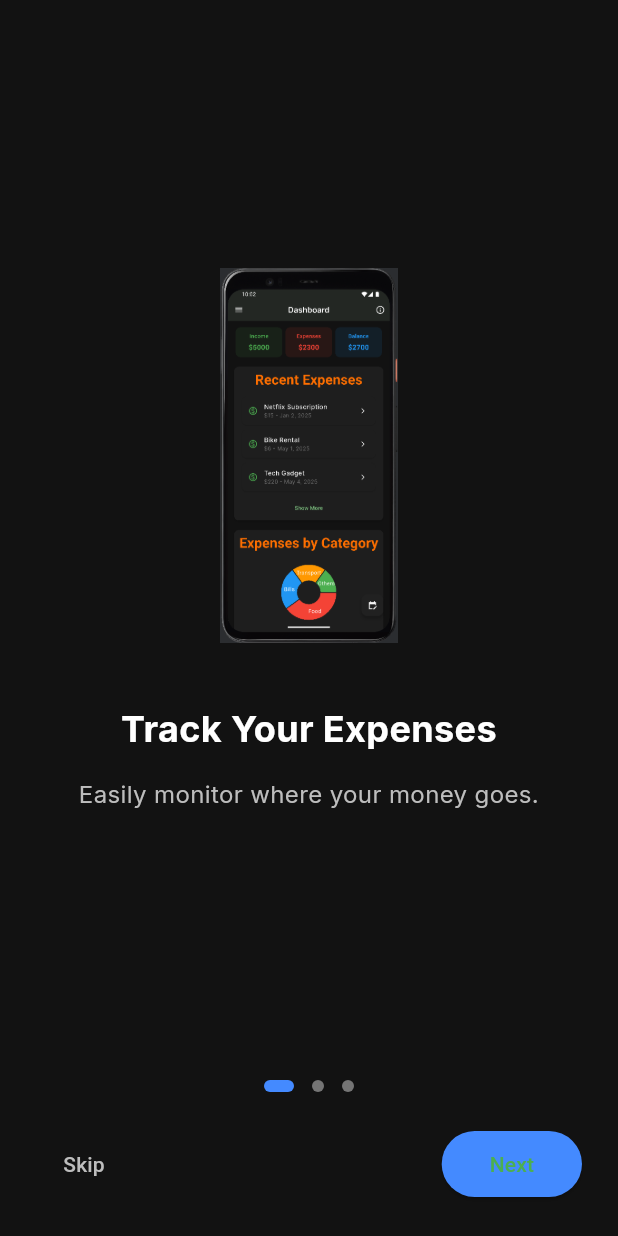
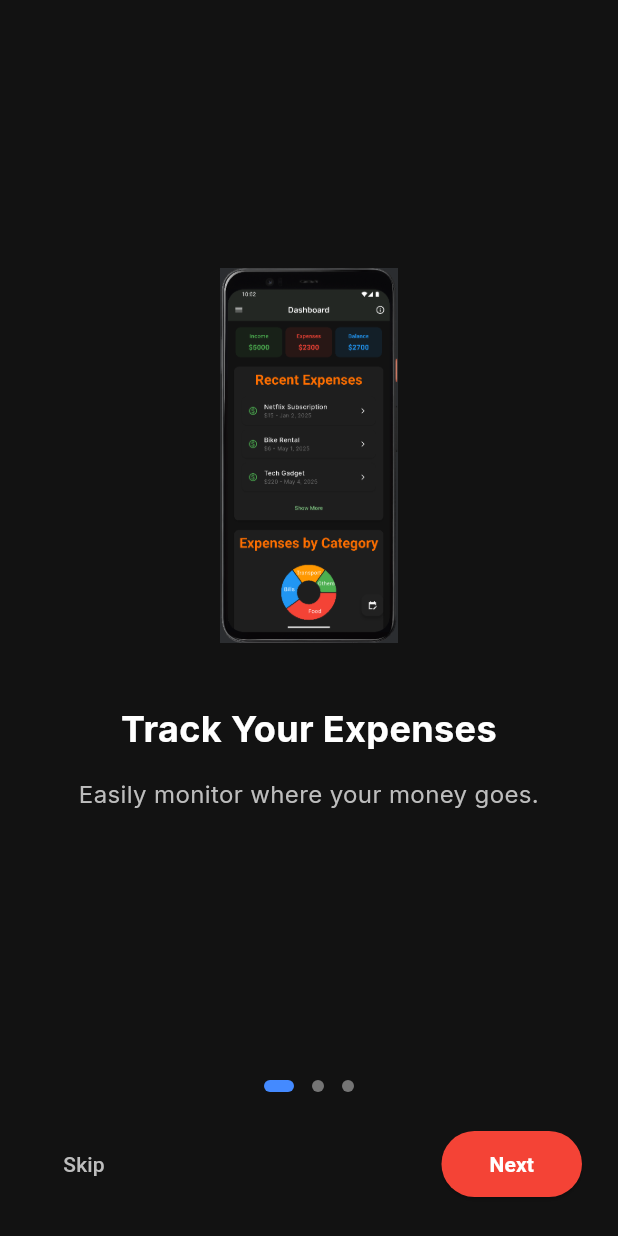
Before and after one commit to VijayKumar-2005/ExpenseManager, a Flutter app: the screen it shows after launch, on a phone screen of 412 x 824 dp. Run offline on Flutter 3.47's test engine with Material 3 defaults, Android fonts, the phone set to English and light mode, and no system bars; our stand-ins replace fl_chart, google_fonts.

Commit message:
updated the onboarding and the home screen

```diff
--- a/lib/screens/GettingStarted_screens/onboarding_screen.dart
+++ b/lib/screens/GettingStarted_screens/onboarding_screen.dart
@@ -1,6 +1,5 @@
 import 'package:flutter/material.dart';
 import 'package:google_fonts/google_fonts.dart';
-
 import '../home_screen.dart';
 
 class OnboardingPage extends StatefulWidget {
@@ -13,7 +12,11 @@ class OnboardingPage extends StatefulWidget {
 class _OnboardingPageState extends State<OnboardingPage> {
   final PageController _pageController = PageController();
   int _currentIndex = 0;
-
+  final List<Color> color = [
+    Colors.red,
+    Colors.lightBlueAccent,
+    Colors.green
+  ];
   final List<Map<String, String>> onboardingData = [
     {
       "title": "Track Your Expenses",
@@ -34,16 +37,24 @@ class _OnboardingPageState extends State<OnboardingPage> {
 
   void _nextPage() {
     if (_currentIndex < onboardingData.length - 1) {
-      _pageController.nextPage(duration: Duration(milliseconds: 300), curve: Curves.easeInOut);
+      _pageController.nextPage(
+        duration: Duration(milliseconds: 300),
+        curve: Curves.easeInOut,
+      );
     } else {
       _finishOnboarding();
     }
   }
 
   void _finishOnboarding() {
-    Navigator.pushReplacement(
-      context,
-      MaterialPageRoute(builder: (context) => HomeDashboardPage()),
+    Navigator.of(context).pushReplacement(
+      PageRouteBuilder(
+        pageBuilder: (_, __, ___) => HomeDashboardPage(),
+        transitionsBuilder: (_, animation, __, child) {
+          return FadeTransition(opacity: animation, child: child);
+        },
+        transitionDuration: Duration(milliseconds: 500),
+      ),
     );
   }
 
@@ -70,13 +81,20 @@ class _OnboardingPageState extends State<OnboardingPage> {
                         const SizedBox(height: 40),
                         Text(
                           item["title"]!,
-                          style: GoogleFonts.inter(fontSize: 24, fontWeight: FontWeight.bold, color: Colors.white),
+                          style: GoogleFonts.inter(
+                            fontSize: 24,
+                            fontWeight: FontWeight.bold,
+                            color: Colors.white,
+                          ),
                           textAlign: TextAlign.center,
                         ),
                         const SizedBox(height: 16),
                         Text(
                           item["subtitle"]!,
-                          style: GoogleFonts.inter(fontSize: 16, color: Colors.grey[400]),
+                          style: GoogleFonts.inter(
+                            fontSize: 16,
+                            color: Colors.grey[400],
+                          ),
                           textAlign: TextAlign.center,
                         ),
                       ],
@@ -94,15 +112,29 @@ class _OnboardingPageState extends State<OnboardingPage> {
                 children: [
                   TextButton(
                     onPressed: _finishOnboarding,
-                    child: Text("Skip", style: TextStyle(color: Colors.grey[400])),
+                    child: Text(
+                      "Skip",
+                      style: TextStyle(color: Colors.grey[400]),
+                    ),
                   ),
                   ElevatedButton(
                     onPressed: _nextPage,
                     style: ElevatedButton.styleFrom(
-                      backgroundColor: Colors.blueAccent,
-                      padding: const EdgeInsets.symmetric(horizontal: 32, vertical: 12),
+                      backgroundColor: color[_currentIndex],
+                      padding: const EdgeInsets.symmetric(
+                        horizontal: 32,
+                        vertical: 12,
+                      ),
                     ),
-                    child: Text(_currentIndex == onboardingData.length - 1 ? "Get Started" : "Next"),
+                    child: Text(
+                      _currentIndex == onboardingData.length - 1
+                          ? "Get Started"
+                          : "Next",
+                      style: TextStyle(
+                        fontWeight: FontWeight.bold,
+                        color: Colors.white,
+                      ),
+                    ),
                   ),
                 ],
               ),
```
Also changed, not shown: lib/screens/home_screen.dart (+12 -1 lines).
